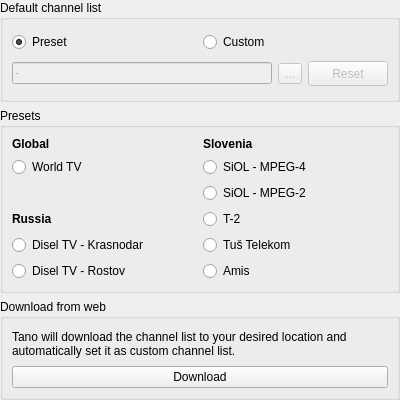
Old version of the form src/ui/settings/SettingsPlaylist.ui in the repository ntadej/tano.
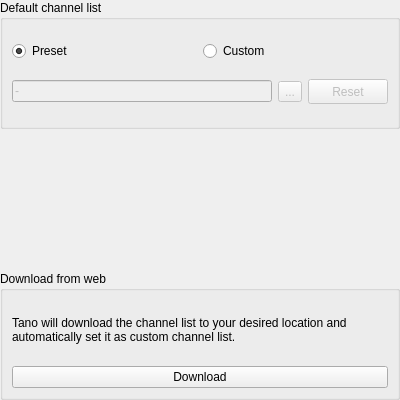
New version of the form. Icons and pictures are not drawn. Custom widgets are drawn as their Qt base class.

Commit message:
New playlist selection widget
Import from web may be currently broken

What changed in the file:
```diff
--- a/src/ui/settings/SettingsPlaylist.ui
+++ b/src/ui/settings/SettingsPlaylist.ui
@@ -98,96 +98,7 @@
     </widget>
    </item>
    <item>
-    <widget class="QGroupBox" name="presetsBox">
-     <property name="title">
-      <string>Presets</string>
-     </property>
-     <layout class="QGridLayout" name="gridLayout_8">
-      <item row="2" column="1">
-       <widget class="QRadioButton" name="radioSiol2">
-        <property name="text">
-         <string notr="true">SiOL - MPEG-2</string>
-        </property>
-       </widget>
-      </item>
-      <item row="4" column="1">
-       <widget class="QRadioButton" name="radioT2">
-        <property name="enabled">
-         <bool>true</bool>
-        </property>
-        <property name="text">
-         <string notr="true">T-2</string>
-        </property>
-       </widget>
-      </item>
-      <item row="5" column="1">
-       <widget class="QRadioButton" name="radioTus">
-        <property name="enabled">
-         <bool>true</bool>
-        </property>
-        <property name="text">
-         <string notr="true">Tuš Telekom</string>
-        </property>
-       </widget>
-      </item>
-      <item row="0" column="1">
-       <widget class="QLabel" name="labelSlovenia">
-        <property name="text">
-         <string>&lt;b&gt;Slovenia&lt;/b&gt;</string>
-        </property>
-       </widget>
-      </item>
-      <item row="0" column="0">
-       <widget class="QLabel" name="labelGlobal">
-        <property name="text">
-         <string>&lt;b&gt;Global&lt;/b&gt;</string>
-        </property>
-       </widget>
-      </item>
-      <item row="1" column="1">
-       <widget class="QRadioButton" name="radioSiol4">
-        <property name="text">
-         <string notr="true">SiOL - MPEG-4</string>
-        </property>
-       </widget>
-      </item>
-      <item row="1" column="0">
-       <widget class="QRadioButton" name="radioWorldTv">
-        <property name="text">
-         <string notr="true">World TV</string>
-        </property>
-       </widget>
-      </item>
-      <item row="6" column="1">
-       <widget class="QRadioButton" name="radioAmis">
-        <property name="text">
-         <string notr="true">Amis</string>
-        </property>
-       </widget>
-      </item>
-      <item row="4" column="0">
-       <widget class="QLabel" name="labelRussia">
-        <property name="text">
-         <string>&lt;b&gt;Russia&lt;/b&gt;</string>
-        </property>
-       </widget>
-      </item>
-      <item row="5" column="0">
-       <widget class="QRadioButton" name="radioDiselKrasnodar">
-        <property name="text">
-         <string notr="true">Disel TV - Krasnodar</string>
-        </property>
-       </widget>
-      </item>
-      <item row="6" column="0">
-       <widget class="QRadioButton" name="radioDiselRostov">
-        <property name="text">
-         <string notr="true">Disel TV - Rostov</string>
-        </property>
-       </widget>
-      </item>
-     </layout>
-    </widget>
+    <widget class="PlaylistSelect" name="select" native="true"/>
    </item>
    <item>
     <widget class="QGroupBox" name="webBox">
@@ -217,6 +128,14 @@
    </item>
   </layout>
  </widget>
+ <customwidgets>
+  <customwidget>
+   <class>PlaylistSelect</class>
+   <extends>QWidget</extends>
+   <header>ui/playlist/PlaylistSelect.h</header>
+   <container>1</container>
+  </customwidget>
+ </customwidgets>
  <resources>
   <include location="../../../data/icons.qrc"/>
  </resources>
```
Left out of the diff: 32 changed lines with no effect on the pictures. The commit also changes 19 other files.
